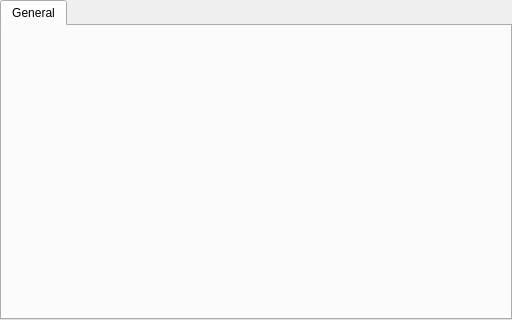
This is src/Main/GeneralConfigPage.ui in macgitver/MacGitver as Qt 5 draws it before an edit. The edited form follows.
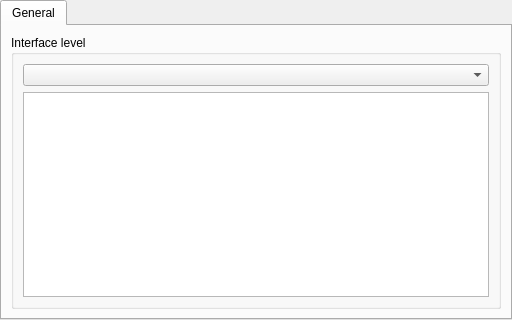
This is the edited form. Custom widgets are drawn as their Qt base class.

Commit message: MainWindow: Improve ConfigDialog

```diff
--- a/src/Main/GeneralConfigPage.ui
+++ b/src/Main/GeneralConfigPage.ui
@@ -1,7 +1,7 @@
 <?xml version="1.0" encoding="UTF-8"?>
 <ui version="4.0">
  <class>GeneralConfigPage</class>
- <widget class="ConfigPage" name="GeneralConfigPage">
+ <widget class="QWidget" name="GeneralConfigPage">
   <property name="geometry">
    <rect>
     <x>0</x>
@@ -23,19 +23,28 @@
       <attribute name="title">
        <string>General</string>
       </attribute>
+      <layout class="QHBoxLayout" name="horizontalLayout">
+       <item>
+        <widget class="QGroupBox" name="groupBox">
+         <property name="title">
+          <string>Interface level</string>
+         </property>
+         <layout class="QVBoxLayout" name="verticalLayout">
+          <item>
+           <widget class="QComboBox" name="comboBox"/>
+          </item>
+          <item>
+           <widget class="QTextBrowser" name="textBrowser"/>
+          </item>
+         </layout>
+        </widget>
+       </item>
+      </layout>
      </widget>
     </widget>
    </item>
   </layout>
  </widget>
- <customwidgets>
-  <customwidget>
-   <class>ConfigPage</class>
-   <extends>QWidget</extends>
-   <header>Libs/Core/ConfigPage.h</header>
-   <container>1</container>
-  </customwidget>
- </customwidgets>
  <resources/>
  <connections/>
 </ui>
```
The commit also changes 9 other files.
